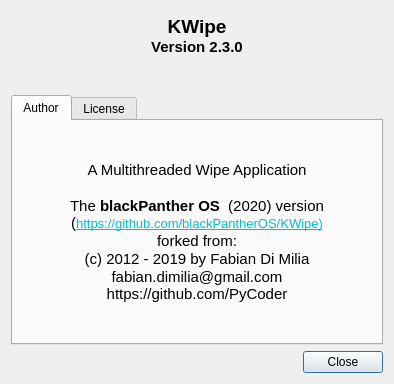
Qt form share/kwipe/Ui/about.ui (blackPantherOS/KWipe) before a commit.
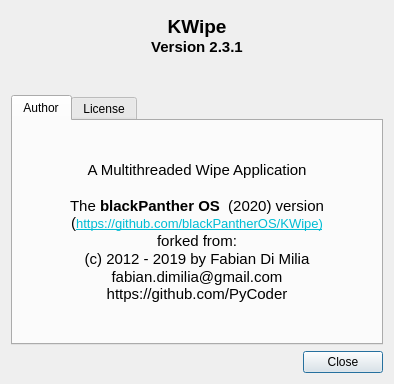
The same form after that commit. Icons and pictures are not drawn.

```diff
--- a/share/kwipe/Ui/about.ui
+++ b/share/kwipe/Ui/about.ui
@@ -95,7 +95,7 @@
 p, li { white-space: pre-wrap; }
 &lt;/style&gt;&lt;/head&gt;&lt;body style=&quot; font-family:'Noto Sans'; font-size:10pt; font-weight:400; font-style:normal;&quot;&gt;
 &lt;p align=&quot;center&quot; style=&quot; margin-top:0px; margin-bottom:0px; margin-left:0px; margin-right:0px; -qt-block-indent:0; text-indent:0px;&quot;&gt;&lt;span style=&quot; font-family:'Sans Serif'; font-size:14pt; font-weight:600;&quot;&gt;KWipe&lt;/span&gt;&lt;/p&gt;
-&lt;p align=&quot;center&quot; style=&quot; margin-top:0px; margin-bottom:0px; margin-left:0px; margin-right:0px; -qt-block-indent:0; text-indent:0px;&quot;&gt;&lt;span style=&quot; font-family:'Sans Serif'; font-size:11pt; font-weight:600;&quot;&gt;Version 2.3.0&lt;/span&gt;&lt;/p&gt;&lt;/body&gt;&lt;/html&gt;</string>
+&lt;p align=&quot;center&quot; style=&quot; margin-top:0px; margin-bottom:0px; margin-left:0px; margin-right:0px; -qt-block-indent:0; text-indent:0px;&quot;&gt;&lt;span style=&quot; font-family:'Sans Serif'; font-size:11pt; font-weight:600;&quot;&gt;Version 2.3.1&lt;/span&gt;&lt;/p&gt;&lt;/body&gt;&lt;/html&gt;</string>
        </property>
       </widget>
      </item>
```
